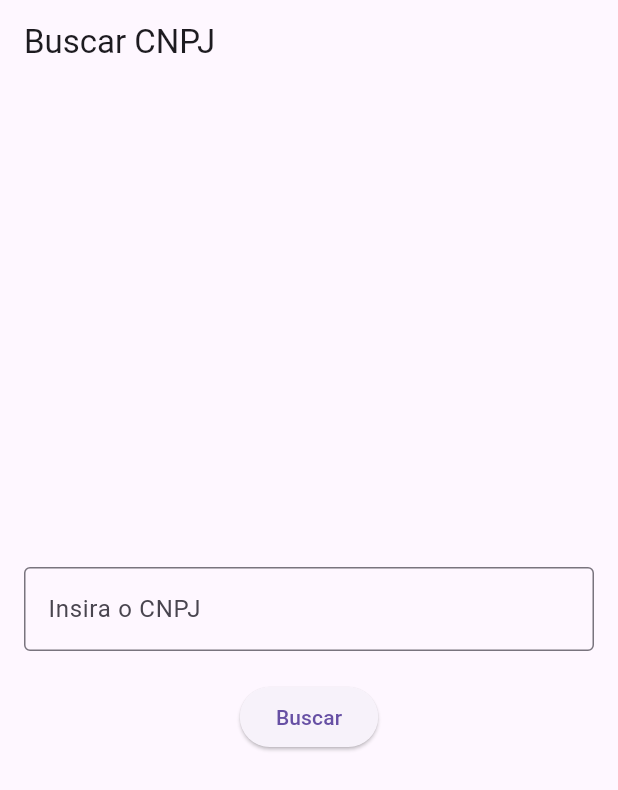
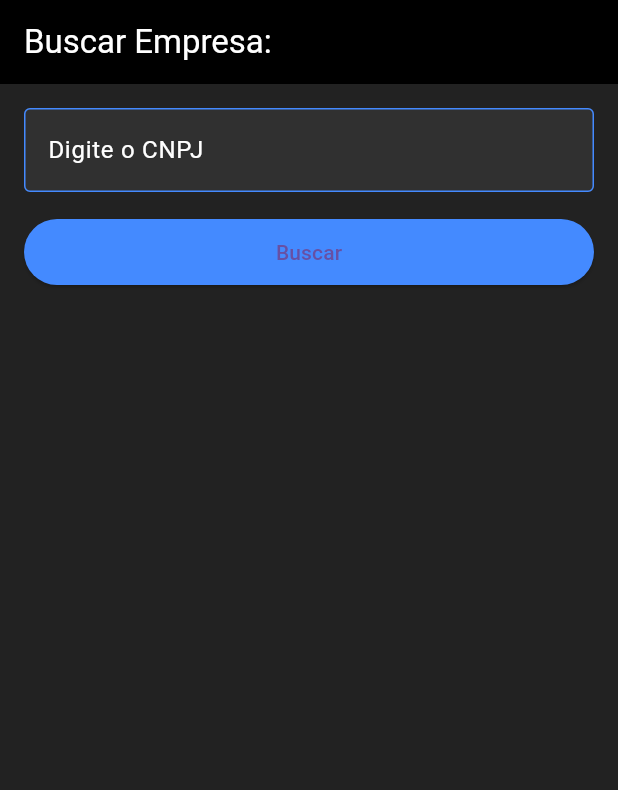
Before and after one commit to Sluvizottodev/cnpj_brasil, a Flutter app: the screen it shows after launch, on a phone screen of 412 x 824 dp. Shown: the top 790 px of the screen. Run offline on Flutter 3.47's test engine with Material 3 defaults, Android fonts, the phone set to English and light mode, and no system bars.

Commit message:
Visualização das informações da empresa completo

```diff
--- a/lib/HomeScreen.dart
+++ /dev/null
@@ -1,55 +0,0 @@
-import 'package:flutter/material.dart';
-import 'MapaEmpresa.dart';
-
-class HomeScreen extends StatelessWidget {
-  final TextEditingController cnpjController = TextEditingController();
-
-  void _searchCNPJ(BuildContext context) {
-    String cnpj = cnpjController.text.trim();
-    if (cnpj.isNotEmpty) {
-      // Aqui você pode implementar a lógica de busca de informações com o CNPJ.
-      // Por enquanto, vamos navegar para a próxima tela passando o CNPJ.
-      Navigator.push(
-        context,
-        MaterialPageRoute(
-          builder: (context) => MapaEmpresa(latitude: "0", longitude: "0"), // Passar valores reais
-        ),
-      );
-    } else {
-      // Mostrar um aviso se o campo estiver vazio
-      ScaffoldMessenger.of(context).showSnackBar(
-        SnackBar(content: Text('Por favor, insira um CNPJ válido.')),
-      );
-    }
-  }
-
-  @override
-  Widget build(BuildContext context) {
-    return Scaffold(
-      appBar: AppBar(
-        title: Text('Buscar CNPJ'),
-      ),
-      body: Padding(
-        padding: const EdgeInsets.all(16.0),
-        child: Column(
-          mainAxisAlignment: MainAxisAlignment.center,
-          children: [
-            TextField(
-              controller: cnpjController,
-              decoration: InputDecoration(
-                labelText: 'Insira o CNPJ',
-                border: OutlineInputBorder(),
-              ),
-              keyboardType: TextInputType.number,
-            ),
-            SizedBox(height: 20),
-            ElevatedButton(
-              onPressed: () => _searchCNPJ(context),
-              child: Text('Buscar'),
-            ),
-          ],
-        ),
-      ),
-    );
-  }
-}
--- /dev/null
+++ b/lib/ModelEmpresa/Empresa.dart
@@ -0,0 +1,42 @@
+import 'Sócio.dart';
+
+class Empresa {
+  final String cnpj;
+  final String razaoSocial;
+  final String nomeFantasia;
+  final String situacaoCadastral;
+  final String endereco;
+  final String telefone;
+  final String dataInicioAtividade;
+  final String cnaePrincipal;
+  final List<Socio> socios;
+
+  Empresa({
+    required this.cnpj,
+    required this.razaoSocial,
+    required this.nomeFantasia,
+    required this.situacaoCadastral,
+    required this.endereco,
+    required this.telefone,
+    required this.dataInicioAtividade,
+    required this.cnaePrincipal,
+    required this.socios,
+  });
+
+  factory Empresa.fromJson(Map<String, dynamic> json) {
+    var sociosList = json['qsa'] as List;
+    List<Socio> socios = sociosList.map((socio) => Socio.fromJson(socio)).toList();
+
+    return Empresa(
+      cnpj: json['cnpj'],
+      razaoSocial: json['razao_social'],
+      nomeFantasia: json['nome_fantasia'],
+      situacaoCadastral: json['descricao_situacao_cadastral'],
+      endereco: '${json['descricao_tipo_de_logradouro']} ${json['logradouro']}, ${json['numero']}, ${json['complemento']}, ${json['bairro']}, ${json['municipio']} - ${json['uf']}',
+      telefone: json['ddd_telefone_1'],
+      dataInicioAtividade: json['data_inicio_atividade'],
+      cnaePrincipal: '${json['cnae_fiscal']} - ${json['cnae_fiscal_descricao']}',
+      socios: socios,
+    );
+  }
+}
--- /dev/null
+++ b/lib/ModelEmpresa/Sócio.dart
@@ -0,0 +1,11 @@
+class Socio {
+  final String nomeSocio;
+
+  Socio({required this.nomeSocio});
+
+  factory Socio.fromJson(Map<String, dynamic> json) {
+    return Socio(
+      nomeSocio: json['nome_socio'],
+    );
+  }
+}
--- /dev/null
+++ b/lib/View/BuscarEmpresa.dart
@@ -0,0 +1,74 @@
+import 'package:flutter/material.dart';
+import '../ModelEmpresa/Empresa.dart';
+import '../ViewModelEmpresa/EmpresaAPI.dart';
+import '../Widgets/InfoCard.dart';
+
+class BuscarEmpresa extends StatefulWidget {
+  @override
+  _BuscarEmpresaState createState() => _BuscarEmpresaState();
+}
+
+class _BuscarEmpresaState extends State<BuscarEmpresa> {
+  final TextEditingController _cnpjController = TextEditingController();
+  final BuscarEmpresaViewModel _viewModel = BuscarEmpresaViewModel();
+  Empresa? empresaDados;
+
+  Future<void> _buscarDadosEmpresa() async {
+    final cnpj = _cnpjController.text;
+    final dados = await _viewModel.buscarDadosEmpresa(cnpj);
+
+    setState(() {
+      empresaDados = dados;
+    });
+  }
+
+  @override
+  Widget build(BuildContext context) {
+    return Scaffold(
+      appBar: AppBar(
+        title: Text('Buscar Empresa:'),
+        backgroundColor: Colors.black, // Cor escura para a AppBar
+        foregroundColor: Colors.white,
+      ),
+      body: SingleChildScrollView( // Permite rolagem
+        child: Padding(
+          padding: const EdgeInsets.all(16.0),
+          child: Column(
+            crossAxisAlignment: CrossAxisAlignment.stretch, // Para que os widgets ocupem a largura total
+            children: [
+              TextField(
+                controller: _cnpjController,
+                decoration: InputDecoration(
+                  labelText: 'Digite o CNPJ',
+                  labelStyle: TextStyle(color: Colors.white), // Texto do rótulo em branco
+                  border: OutlineInputBorder(),
+                  enabledBorder: OutlineInputBorder(
+                    borderSide: BorderSide(color: Colors.blueAccent),
+                  ),
+                  focusedBorder: OutlineInputBorder(
+                    borderSide: BorderSide(color: Colors.blue),
+                  ),
+                  fillColor: Colors.grey[850], // Fundo do TextField
+                  filled: true,
+                ),
+                style: TextStyle(color: Colors.white), // Texto em branco
+              ),
+              SizedBox(height: 16.0),
+              ElevatedButton(
+                onPressed: _buscarDadosEmpresa,
+                child: Text('Buscar'),
+                style: ElevatedButton.styleFrom(
+                  backgroundColor: Colors.blueAccent, // Cor do botão
+                  padding: EdgeInsets.symmetric(vertical: 12.0), // Aumentar o espaço vertical do botão
+                ),
+              ),
+              SizedBox(height: 16.0),
+              if (empresaDados != null) EmpresaInfoCard(empresa: empresaDados!),
+            ],
+          ),
+        ),
+      ),
+      backgroundColor: Colors.black87, // Cor de fundo do Scaffold
+    );
+  }
+}
--- /dev/null
+++ b/lib/ViewModelEmpresa/EmpresaAPI.dart
@@ -0,0 +1,20 @@
+import 'dart:convert';
+import 'package:http/http.dart' as http;
+
+import '../ModelEmpresa/Empresa.dart';
+
+
+class BuscarEmpresaViewModel {
+  Future<Empresa?> buscarDadosEmpresa(String cnpj) async {
+    final response = await http.get(
+      Uri.parse('https://brasilapi.com.br/api/cnpj/v1/${cnpj.replaceAll(RegExp(r'\D'), '')}'),
+    );
+
+    if (response.statusCode == 200) {
+      return Empresa.fromJson(jsonDecode(response.body));
+    } else {
+      print('Erro ao buscar dados da empresa');
+      return null;
+    }
+  }
+}
--- a/lib/main.dart
+++ b/lib/main.dart
@@ -1,5 +1,6 @@
 import 'package:flutter/material.dart';
-import 'HomeScreen.dart';
+
+import 'View/BuscarEmpresa.dart';
 
 void main() {
   runApp(MyApp());
@@ -9,11 +10,11 @@ class MyApp extends StatelessWidget {
   @override
   Widget build(BuildContext context) {
     return MaterialApp(
-      title: 'CNPJ Map App',
+      title: 'CNPJ App',
       theme: ThemeData(
         primarySwatch: Colors.blue,
       ),
-      home: HomeScreen(), // Tela principal
+      home: BuscarEmpresa(),
     );
   }
 }
```
Also changed, not shown: lib/MapaEmpresa.dart (deleted, +0 -46 lines), lib/Service/BrasilApiService.dart (deleted, +0 -74 lines), lib/Widgets/InfoCard.dart (added, +82 -0 lines).
